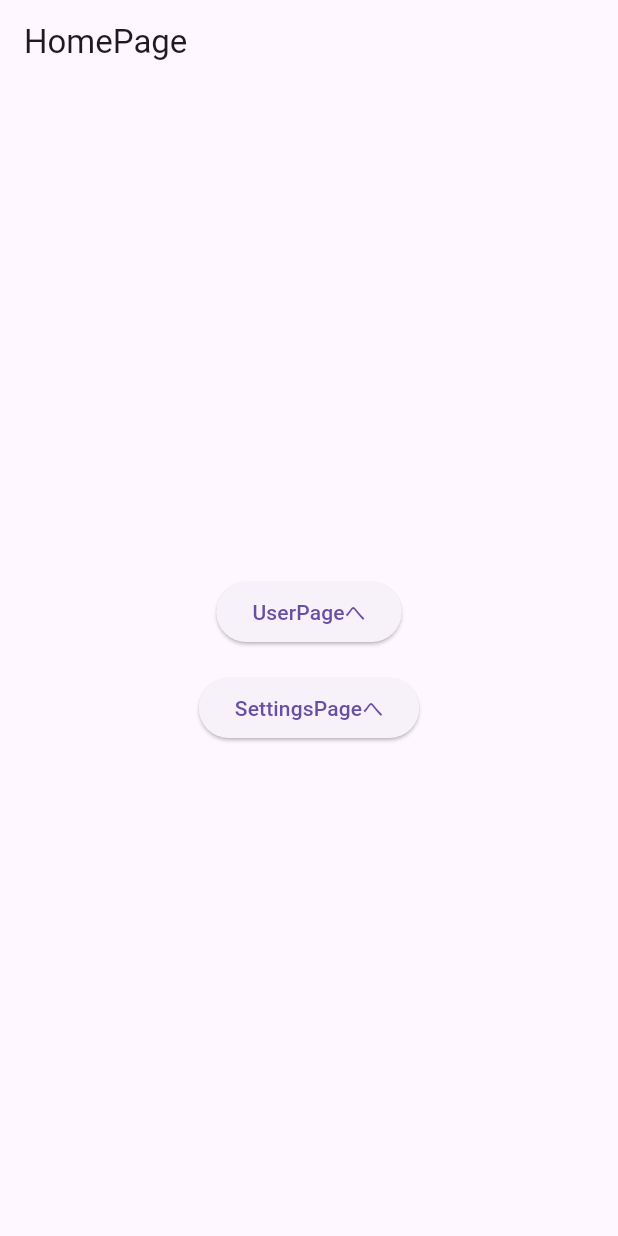
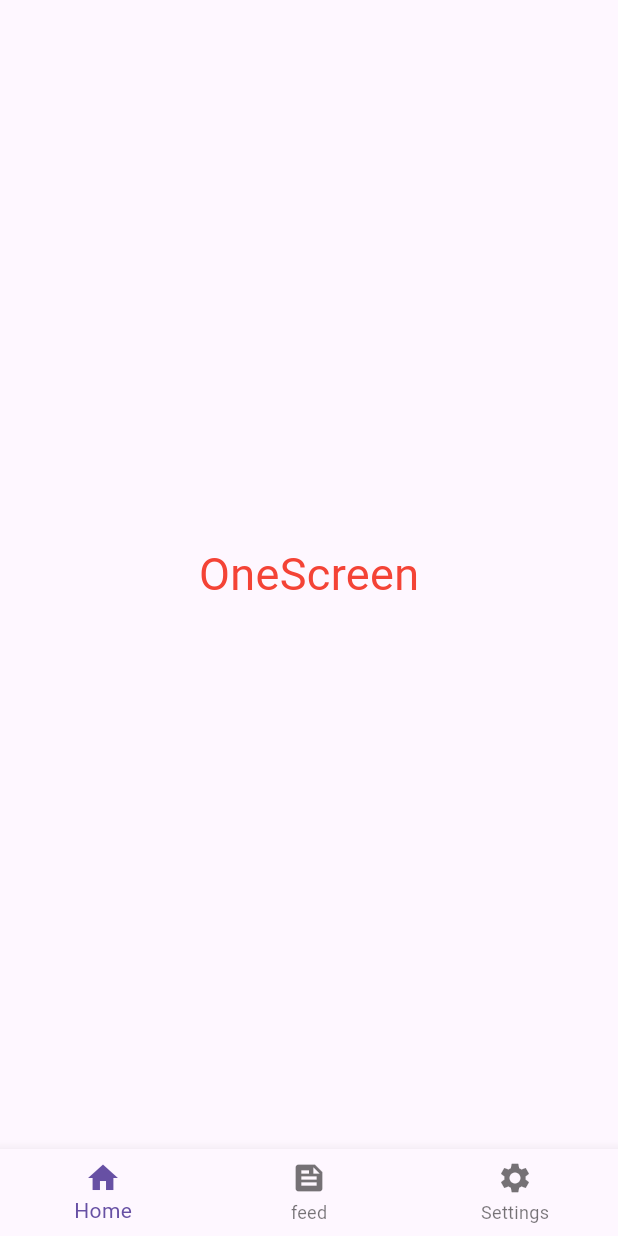
Before and after one commit to sakurakotubaki/AutoRouteExample, a Flutter app: the screen it shows after launch, on a phone screen of 412 x 824 dp. Run offline on Flutter 3.47's test engine with Material 3 defaults, Android fonts, the phone set to English and light mode, and no system bars; our stand-ins replace auto_route.

Commit message:
feat: bottom navigation

```diff
--- /dev/null
+++ b/lib/bottom_navigation/main_screen.dart
@@ -0,0 +1,52 @@
+import 'package:auto_route/auto_route.dart';
+import 'package:auto_route_example/root/app_router.gr.dart';
+import 'package:flutter/material.dart';
+
+@RoutePage()
+class MainScreen extends StatelessWidget {
+  const MainScreen({super.key});
+
+  @override
+  Widget build(BuildContext context) {
+    /// [AutoTabsRouter]をビルドし、次のように使用する。
+    /// ページをレンダリングするための[IndexedStack]を構築する。
+    return AutoTabsRouter(
+      routes: const [
+        OneScreen(),
+        SecondScreen(),
+        ThreeScreen(),
+      ],
+      transitionBuilder: (context, child, animation) {
+        // 不透明度の遷移を作成します。
+        return FadeTransition(opacity: animation, child: child);
+      },
+      builder: (context, child) {
+        // 並列ルーティングを処理するルーター・ウィジェットの実装
+        final tabsRouter = AutoTabsRouter.of(context);
+        return Scaffold(
+          body: child,
+          bottomNavigationBar: BottomNavigationBar(
+            currentIndex: tabsRouter.activeIndex,
+            onTap: (value) {
+              tabsRouter.setActiveIndex(value);
+            },
+            items: const [
+              BottomNavigationBarItem(
+                icon: Icon(Icons.home),
+                label: 'Home',
+              ),
+              BottomNavigationBarItem(
+                icon: Icon(Icons.feed),
+                label: 'feed',
+              ),
+              BottomNavigationBarItem(
+                icon: Icon(Icons.settings),
+                label: 'Settings',
+              ),
+            ],
+          ),
+        );
+      },
+    );
+  }
+}
--- /dev/null
+++ b/lib/bottom_navigation/one_screen.dart
@@ -0,0 +1,14 @@
+import 'package:auto_route/auto_route.dart';
+import 'package:flutter/material.dart';
+
+@RoutePage()
+class OneScreen extends StatelessWidget {
+  const OneScreen({super.key});
+
+  @override
+  Widget build(BuildContext context) {
+    return Scaffold(
+      body: Center(child: Text('OneScreen', style: TextStyle(fontSize: 30, color: Colors.red))),
+    );
+  }
+}
--- a/lib/root/app_router.dart
+++ b/lib/root/app_router.dart
@@ -1,12 +1,20 @@
 import 'package:auto_route/auto_route.dart';
 import 'package:auto_route_example/root/app_router.gr.dart';
 
+// flutter pub run build_runner build --delete-conflicting-outputs
 @AutoRouterConfig(replaceInRouteName: 'Page,Route')
 class AppRouter extends $AppRouter {
   @override
   List<AutoRoute> get routes => [
-        AutoRoute(page: HomeRoute.page, initial: true),// initial: trueで初期画面を指定
-        AutoRoute(page: UserRoute.page),// ここで追加したページを指定
-        AutoRoute(page: SettingRoute.page),
-      ]; // ;をつけないとエラーになる
+    // BottomNavigationBar用のルーティングを指定する
+        AutoRoute(page: MainScreen.page,
+        initial: true,
+        // childrenにはTabBarのページを指定する
+        children: [
+          AutoRoute(page: OneScreen.page),
+          AutoRoute(page: SecondScreen.page),
+          AutoRoute(page: ThreeScreen.page),
+        ],
+        )
+      ];
 }
--- a/lib/ui/home_page.dart
+++ b/lib/ui/home_page.dart
@@ -1,41 +1,41 @@
-import 'package:auto_route/auto_route.dart';
-import 'package:auto_route_example/root/app_router.gr.dart';
-import 'package:flutter/material.dart';
+// import 'package:auto_route/auto_route.dart';
+// import 'package:auto_route_example/root/app_router.gr.dart';
+// import 'package:flutter/material.dart';
 
-@RoutePage() // ここでページを指定
-class HomePage extends StatelessWidget {
-  const HomePage({super.key});
+// @RoutePage() // ここでページを指定
+// class HomePage extends StatelessWidget {
+//   const HomePage({super.key});
 
-  @override
-  Widget build(BuildContext context) {
-    return Scaffold(
-      appBar: AppBar(
-        title: const Text(
-          'HomePage',
-        ),
-      ),
-      body: Center(
-        child: Column(
-          mainAxisAlignment: MainAxisAlignment.center,
-          children: [
-            Padding(
-              padding: const EdgeInsets.all(8.0),
-              child: ElevatedButton(
-                  child: const Text('UserPageへ'),
-                  onPressed: () => context.router
-                      .push(const UserRoute())), // Routeと書いてあるコードを読み込む
-            ),
-            Padding(
-              padding: const EdgeInsets.all(8.0),
-              child: ElevatedButton(
-                child: const Text('SettingsPageへ'),
-                onPressed: () =>
-                    context.router.push(const SettingRoute()), // こちらも同じように読み込む
-              ),
-            ),
-          ],
-        ),
-      ),
-    );
-  }
-}
+//   @override
+//   Widget build(BuildContext context) {
+//     return Scaffold(
+//       appBar: AppBar(
+//         title: const Text(
+//           'HomePage',
+//         ),
+//       ),
+//       body: Center(
+//         child: Column(
+//           mainAxisAlignment: MainAxisAlignment.center,
+//           children: [
+//             Padding(
+//               padding: const EdgeInsets.all(8.0),
+//               child: ElevatedButton(
+//                   child: const Text('UserPageへ'),
+//                   onPressed: () => context.router
+//                       .push(const UserRoute())), // Routeと書いてあるコードを読み込む
+//             ),
+//             Padding(
+//               padding: const EdgeInsets.all(8.0),
+//               child: ElevatedButton(
+//                 child: const Text('SettingsPageへ'),
+//                 onPressed: () =>
+//                     context.router.push(const SettingRoute()), // こちらも同じように読み込む
+//               ),
+//             ),
+//           ],
+//         ),
+//       ),
+//     );
+//   }
+// }
--- a/lib/ui/user.dart
+++ b/lib/ui/user.dart
@@ -1,26 +1,26 @@
-import 'package:auto_route/auto_route.dart';
-import 'package:flutter/material.dart';
+// import 'package:auto_route/auto_route.dart';
+// import 'package:flutter/material.dart';
 
-@RoutePage()// ここでページを指定
-class UserPage extends StatelessWidget {
-  const UserPage({super.key});
+// @RoutePage()// ここでページを指定
+// class UserPage extends StatelessWidget {
+//   const UserPage({super.key});
 
-  @override
-  Widget build(BuildContext context) {
-    return Scaffold(
-      appBar: AppBar(
-        title: const Text(
-          'UserPage',
-        ),
-      ),
-      body: Padding(
-        padding: const EdgeInsets.all(8.0),
-        child: ElevatedButton(
-          style: ElevatedButton.styleFrom(backgroundColor: Colors.red),
-          child: const Text('HomePageへ'),
-          onPressed: () => context.router.pop(),
-        ),
-      ),
-    );
-  }
-}
+//   @override
+//   Widget build(BuildContext context) {
+//     return Scaffold(
+//       appBar: AppBar(
+//         title: const Text(
+//           'UserPage',
+//         ),
+//       ),
+//       body: Padding(
+//         padding: const EdgeInsets.all(8.0),
+//         child: ElevatedButton(
+//           style: ElevatedButton.styleFrom(backgroundColor: Colors.red),
+//           child: const Text('HomePageへ'),
+//           onPressed: () => context.router.pop(),
+//         ),
+//       ),
+//     );
+//   }
+// }
```
Also changed, not shown: lib/bottom_navigation/second_screen.dart (added, +14 -0 lines), lib/bottom_navigation/three_screen.dart (added, +14 -0 lines), lib/ui/setting.dart (+17 -17 lines), lib/root/app_router.gr.dart.
